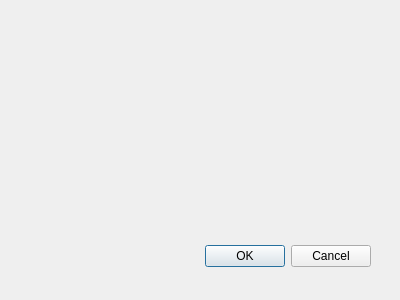
Curtis-Ray/todo, file settings.ui: the form before one commit.
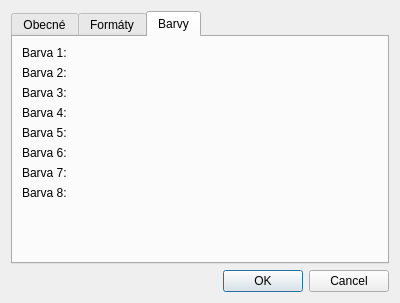
The form after the commit.

Commit message: Added settings form and main windows form changes.

The edit to the form file:
```diff
--- a/settings.ui
+++ b/settings.ui
@@ -7,28 +7,181 @@
     <x>0</x>
     <y>0</y>
     <width>400</width>
-    <height>300</height>
+    <height>303</height>
    </rect>
   </property>
   <property name="windowTitle">
    <string>Dialog</string>
   </property>
-  <widget class="QDialogButtonBox" name="buttonBox">
-   <property name="geometry">
-    <rect>
-     <x>30</x>
-     <y>240</y>
-     <width>341</width>
-     <height>32</height>
-    </rect>
-   </property>
-   <property name="orientation">
-    <enum>Qt::Horizontal</enum>
-   </property>
-   <property name="standardButtons">
-    <set>QDialogButtonBox::Cancel|QDialogButtonBox::Ok</set>
-   </property>
-  </widget>
+  <layout class="QGridLayout" name="settingsGridLayout">
+   <item row="0" column="0">
+    <widget class="QTabWidget" name="tabWidget">
+     <property name="currentIndex">
+      <number>2</number>
+     </property>
+     <widget class="QWidget" name="general">
+      <attribute name="title">
+       <string>Obecné</string>
+      </attribute>
+      <layout class="QGridLayout" name="generalGridLayout">
+       <item row="0" column="0">
+        <layout class="QFormLayout" name="generalLayout">
+         <item row="1" column="1">
+          <widget class="QCheckBox" name="trayCheckBox">
+           <property name="text">
+            <string>Schovávat do oznamovací oblasti</string>
+           </property>
+          </widget>
+         </item>
+         <item row="2" column="1">
+          <widget class="QCheckBox" name="decorationCheckBox">
+           <property name="text">
+            <string>Zobrazovat dekoraci okna</string>
+           </property>
+          </widget>
+         </item>
+        </layout>
+       </item>
+      </layout>
+     </widget>
+     <widget class="QWidget" name="formats">
+      <attribute name="title">
+       <string>Formáty</string>
+      </attribute>
+      <layout class="QGridLayout" name="formatsGridLayout">
+       <item row="0" column="0">
+        <layout class="QFormLayout" name="formatsLayout">
+         <item row="0" column="0">
+          <widget class="QLabel" name="dateLabel">
+           <property name="text">
+            <string>Formát data:</string>
+           </property>
+          </widget>
+         </item>
+         <item row="1" column="0">
+          <widget class="QLabel" name="timeLabel">
+           <property name="text">
+            <string>Formát času:</string>
+           </property>
+          </widget>
+         </item>
+         <item row="0" column="1">
+          <widget class="QComboBox" name="dateComboBox"/>
+         </item>
+         <item row="1" column="1">
+          <widget class="QComboBox" name="timeComboBox"/>
+         </item>
+        </layout>
+       </item>
+      </layout>
+     </widget>
+     <widget class="QWidget" name="colors">
+      <attribute name="title">
+       <string>Barvy</string>
+      </attribute>
+      <layout class="QGridLayout" name="colorsGridLayout">
+       <item row="0" column="0">
+        <layout class="QFormLayout" name="colorsLayout">
+         <property name="fieldGrowthPolicy">
+          <enum>QFormLayout::AllNonFixedFieldsGrow</enum>
+         </property>
+         <item row="0" column="0">
+          <widget class="QLabel" name="color1Label">
+           <property name="text">
+            <string>Barva 1:</string>
+           </property>
+          </widget>
+         </item>
+         <item row="1" column="0">
+          <widget class="QLabel" name="color2Label">
+           <property name="text">
+            <string>Barva 2:</string>
+           </property>
+          </widget>
+         </item>
+         <item row="2" column="0">
+          <widget class="QLabel" name="color3Label">
+           <property name="text">
+            <string>Barva 3:</string>
+           </property>
+          </widget>
+         </item>
+         <item row="3" column="0">
+          <widget class="QLabel" name="color4Label">
+           <property name="text">
+            <string>Barva 4:</string>
+           </property>
+          </widget>
+         </item>
+         <item row="4" column="0">
+          <widget class="QLabel" name="color5Label">
+           <property name="text">
+            <string>Barva 5:</string>
+           </property>
+          </widget>
+         </item>
+         <item row="5" column="0">
+          <widget class="QLabel" name="color6Label">
+           <property name="text">
+            <string>Barva 6:</string>
+           </property>
+          </widget>
+         </item>
+         <item row="6" column="0">
+          <widget class="QLabel" name="color7Label">
+           <property name="text">
+            <string>Barva 7:</string>
+           </property>
+          </widget>
+         </item>
+         <item row="7" column="0">
+          <widget class="QLabel" name="color8Label">
+           <property name="text">
+            <string>Barva 8:</string>
+           </property>
+          </widget>
+         </item>
+         <item row="0" column="1">
+          <widget class="QWidget" name="color1Widget" native="true"/>
+         </item>
+         <item row="1" column="1">
+          <widget class="QWidget" name="color2Widget" native="true"/>
+         </item>
+         <item row="2" column="1">
+          <widget class="QWidget" name="color3Widget" native="true"/>
+         </item>
+         <item row="3" column="1">
+          <widget class="QWidget" name="color4Widget" native="true"/>
+         </item>
+         <item row="4" column="1">
+          <widget class="QWidget" name="color5Widget" native="true"/>
+         </item>
+         <item row="5" column="1">
+          <widget class="QWidget" name="color6Widget" native="true"/>
+         </item>
+         <item row="6" column="1">
+          <widget class="QWidget" name="color7Widget" native="true"/>
+         </item>
+         <item row="7" column="1">
+          <widget class="QWidget" name="color8Widget" native="true"/>
+         </item>
+        </layout>
+       </item>
+      </layout>
+     </widget>
+    </widget>
+   </item>
+   <item row="1" column="0">
+    <widget class="QDialogButtonBox" name="buttonBox">
+     <property name="orientation">
+      <enum>Qt::Horizontal</enum>
+     </property>
+     <property name="standardButtons">
+      <set>QDialogButtonBox::Cancel|QDialogButtonBox::Ok</set>
+     </property>
+    </widget>
+   </item>
+  </layout>
  </widget>
  <resources/>
  <connections>
```
The commit also changes 1 other file.
